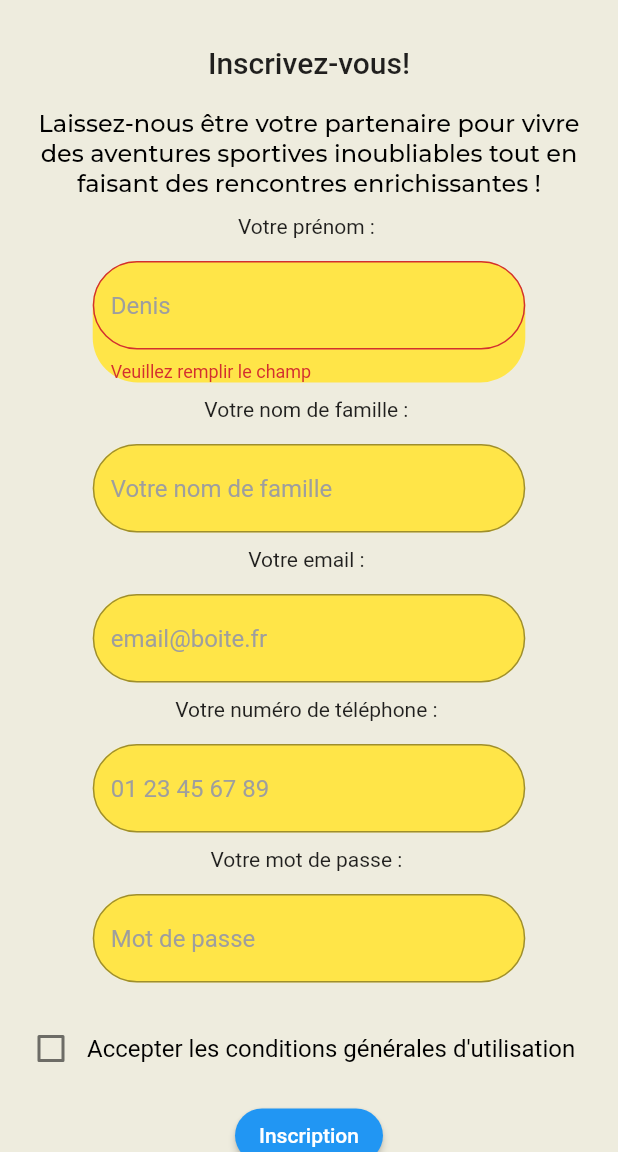
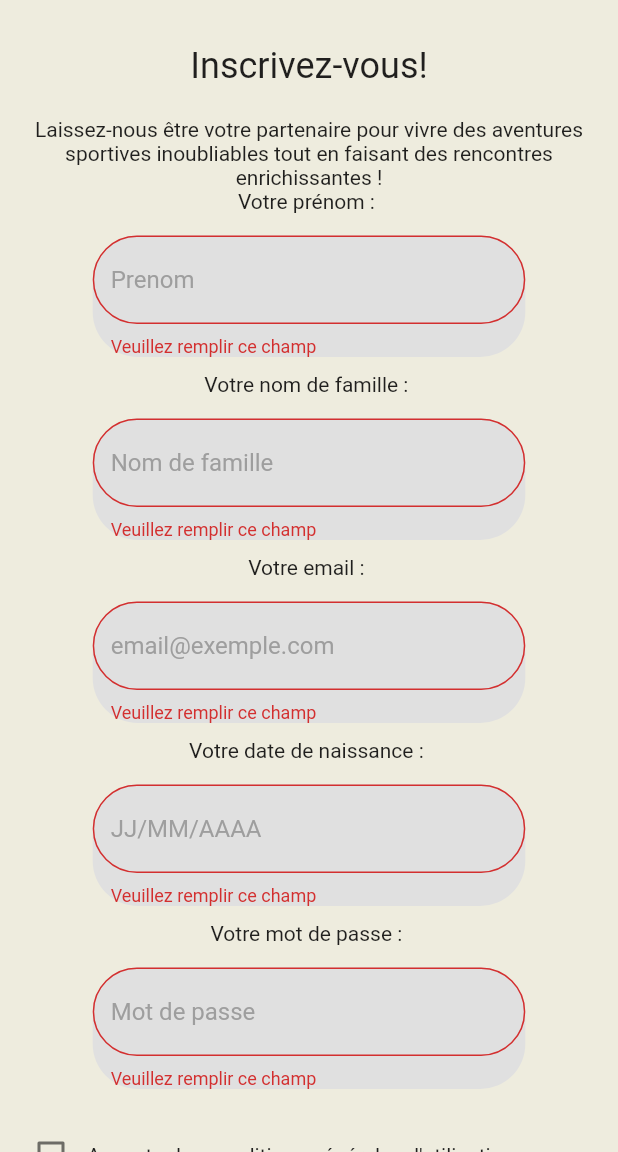
Before and after one commit to HardstyIe/RenconSport_Flutter_Front, a Flutter app: the screen it shows after launch, after a tap on "Inscription", on a phone screen of 412 x 824 dp, the part 84-1236 px from its top. Run offline on Flutter 3.47's test engine with Material 2 defaults, Android fonts, the phone set to English and light mode, and no system bars; our stand-ins replace dio, google_fonts; missing offline and left inert: dart:ffi.

```diff
--- a/lib/widgets/homepage/homepage.dart
+++ b/lib/widgets/homepage/homepage.dart
@@ -1,9 +1,8 @@
+import 'package:dio/dio.dart';
 import 'package:flutter/material.dart';
-import 'package:renconsport/services/theme.dart';
-import 'package:dio/dio.dart';
 
 class HomePage extends StatefulWidget {
-  const HomePage({super.key});
+  const HomePage({Key? key}) : super(key: key);
 
   @override
   State<HomePage> createState() => _HomePageState();
@@ -15,243 +14,64 @@ class _HomePageState extends State<HomePage> {
   final TextEditingController firstNameController = TextEditingController();
   final TextEditingController lastNameController = TextEditingController();
   final TextEditingController emailController = TextEditingController();
-  final TextEditingController phoneController = TextEditingController();
+  final TextEditingController dateOfBirthController = TextEditingController();
   final TextEditingController passwordController = TextEditingController();
+  DateTime selectedDate = DateTime.now();
 
   @override
   void dispose() {
     firstNameController.dispose();
     lastNameController.dispose();
     emailController.dispose();
-    phoneController.dispose();
+    dateOfBirthController.dispose();
     passwordController.dispose();
     super.dispose();
+  }
+
+  Future<void> _selectDate(BuildContext context) async {
+    final DateTime? picked = await showDatePicker(
+      context: context,
+      initialDate: selectedDate,
+      firstDate: DateTime(1900),
+      lastDate: DateTime.now(),
+    );
+    if (picked != null && picked != selectedDate)
+      setState(() {
+        selectedDate = picked;
+        dateOfBirthController.text = "${selectedDate.toLocal()}".split(' ')[0];
+      });
   }
 
   @override
   Widget build(BuildContext context) {
     return Scaffold(
-      body: Column(
+      body: Form(
+        key: _formKey,
+        child: Column(
           crossAxisAlignment: CrossAxisAlignment.center,
           children: [
-          SizedBox(
-            height: 30,
+            SizedBox(height: 30),
+            Center(
+              child: Text('Inscrivez-vous!', style: TextStyle(fontSize: 24)),
             ),
-          Center(
-            child: Text(
-              'Inscrivez-vous!',
-              style: Theme.of(context).textTheme.titleLarge,
-            ),
-          ),
-          SizedBox(
-            height: 20,
-          ),
+            SizedBox(height: 20),
             Padding(
               padding: EdgeInsets.symmetric(horizontal: 16.0),
-            child: Center(
-              widthFactor: MediaQuery.of(context).size.width,
               child: Text(
-                'Laissez-nous être votre partenaire pour vivre des aventures sportives inoubliables tout en faisant des rencontres enrichissantes ! ',
-                style: Theme.of(context).textTheme.bodyLarge,
+                'Laissez-nous être votre partenaire pour vivre des aventures sportives inoubliables tout en faisant des rencontres enrichissantes !',
                 textAlign: TextAlign.center,
               ),
             ),
-          ),
-          SizedBox(
-            height: 10,
-          ),
-          Text("Votre prénom : "),
-          SizedBox(height: 15),
-          Form(
-            key: _formKey,
-            child: Column(
-              crossAxisAlignment: CrossAxisAlignment.start,
-              children: [
-                Container(
-                  width: MediaQuery.of(context).size.width * 0.7,
-                  decoration: BoxDecoration(
-                    color: CustomTheme.tertiaryColor,
-                    borderRadius: BorderRadius.circular(30.0),
-                  ),
-                  child: TextFormField(
-                    controller: firstNameController,
-                    validator: (value) {
-                      if (value == null || value.isEmpty) {
-                        return "Veuillez remplir le champ";
-                      }
-                      return null;
-                    },
-                    decoration: InputDecoration(
-                      hintText: 'Denis',
-                      hintStyle: TextStyle(color: Colors.grey),
-                      border: OutlineInputBorder(
-                        borderRadius: BorderRadius.circular(30.0),
-                        borderSide: BorderSide(
-                          color: Colors.green,
-                        ),
-                      ),
-                    ),
-                  ),
-                ),
-              ],
-            ),
-          ),
-          SizedBox(
-            height: 10,
-          ),
-          Text("Votre nom de famille : "),
-          SizedBox(height: 15),
-          Form(
-            child: Column(
-              crossAxisAlignment: CrossAxisAlignment.start,
-              children: [
-                Container(
-                  width: MediaQuery.of(context).size.width * 0.7,
-                  decoration: BoxDecoration(
-                    color: CustomTheme.tertiaryColor,
-                    borderRadius: BorderRadius.circular(30.0),
-                  ),
-                  child: TextFormField(
-                    controller: lastNameController,
-                    validator: (value) {
-                      if (value == null || value.isEmpty) {
-                        return "Veuillez remplir le champ";
-                      }
-                      return null;
-                    },
-                    decoration: InputDecoration(
-                      hintText: 'Votre nom de famille',
-                      hintStyle: TextStyle(color: Colors.grey),
-                      border: OutlineInputBorder(
-                        borderRadius: BorderRadius.circular(30.0),
-                        borderSide: BorderSide(
-                          color: Colors.green,
-                        ),
-                      ),
-                    ),
-                  ),
-                ),
-              ],
-            ),
-          ),
-          SizedBox(
-            height: 10,
-          ),
-          Text("Votre email : "),
-          SizedBox(height: 15),
-          Form(
-            child: Column(
-              crossAxisAlignment: CrossAxisAlignment.start,
-              children: [
-                Container(
-                  width: MediaQuery.of(context).size.width * 0.7,
-                  decoration: BoxDecoration(
-                    color: CustomTheme.tertiaryColor,
-                    borderRadius: BorderRadius.circular(30.0),
-                  ),
-                  child: TextFormField(
-                    controller: emailController,
-                    validator: (value) {
-                      if (value == null || value.isEmpty) {
-                        return "Veuillez remplir le champ";
-                      }
-                      return null;
-                    },
-                    decoration: InputDecoration(
-                      hintText: 'email@boite.fr',
-                      hintStyle: TextStyle(color: Colors.grey),
-                      border: OutlineInputBorder(
-                        borderRadius: BorderRadius.circular(30.0),
-                        borderSide: BorderSide(
-                          color: Colors.green,
-                        ),
-                      ),
-                    ),
-                  ),
-                ),
-              ],
-            ),
-          ),
-          SizedBox(
-            height: 10,
-          ),
-          Text("Votre numéro de téléphone : "),
-          SizedBox(height: 15),
-          Form(
-            child: Column(
-              crossAxisAlignment: CrossAxisAlignment.start,
-              children: [
-                Container(
-                  width: MediaQuery.of(context).size.width * 0.7,
-                  decoration: BoxDecoration(
-                    color: CustomTheme.tertiaryColor,
-                    borderRadius: BorderRadius.circular(30.0),
-                  ),
-                  child: TextFormField(
-                    controller: phoneController,
-                    validator: (value) {
-                      if (value == null || value.isEmpty) {
-                        return "Veuillez remplir le champ";
-                      }
-                      return null;
-                    },
-                    decoration: InputDecoration(
-                      hintText: '01 23 45 67 89',
-                      hintStyle: TextStyle(color: Colors.grey),
-                      border: OutlineInputBorder(
-                        borderRadius: BorderRadius.circular(30.0),
-                        borderSide: BorderSide(
-                          color: Colors.green,
-                        ),
-                      ),
-                    ),
-                  ),
-                ),
-              ],
-            ),
-          ),
-          SizedBox(
-            height: 10,
-          ),
-          Text("Votre mot de passe : "),
-          SizedBox(height: 15),
-          Form(
-            child: Column(
-              crossAxisAlignment: CrossAxisAlignment.start,
-              children: [
-                Container(
-                  width: MediaQuery.of(context).size.width * 0.7,
-                  decoration: BoxDecoration(
-                    color: CustomTheme.tertiaryColor,
-                    borderRadius: BorderRadius.circular(30.0),
-                  ),
-                  child: TextFormField(
-                    controller: passwordController,
-                    obscureText: true,
-                    validator: (value) {
-                      if (value == null || value.isEmpty) {
-                        return "Veuillez remplir le champ";
-                      }
-                      return null;
-                    },
-                    decoration: InputDecoration(
-                      hintText: 'Mot de passe',
-                      hintStyle: TextStyle(color: Colors.grey),
-                      border: OutlineInputBorder(
-                        borderRadius: BorderRadius.circular(30.0),
-                        borderSide: BorderSide(
-                          color: Colors.green,
-                        ),
-                      ),
-                    ),
-                  ),
-                ),
-              ],
-            ),
-          ),
-          SizedBox(
-            height: 10,
-          ),
+            buildTextField('Votre prénom : ', 'Prenom', firstNameController),
+            buildTextField('Votre nom de famille : ', 'Nom de famille',
+                lastNameController),
+            buildTextField(
+                'Votre email : ', 'email@exemple.com', emailController),
+            buildTextField('Votre date de naissance : ', 'JJ/MM/AAAA',
+                dateOfBirthController,
+                isDateField: true),
+            buildTextField(
+                'Votre mot de passe : ', 'Mot de passe', passwordController),
             Padding(
               padding: const EdgeInsets.all(10.0),
               child: Row(
@@ -264,35 +84,66 @@ class _HomePageState extends State<HomePage> {
                       });
                     },
                   ),
-                Text(
-                  'Accepter les conditions générales d\'utilisation',
-                  style: TextStyle(
-                    fontSize: 16.0,
-                    color: Colors.black,
+                  Text('Accepter les conditions générales d\'utilisation'),
+                ],
               ),
+            ),
+            ElevatedButton(
+              onPressed: () async {
+                if (_formKey.currentState!.validate() && isChecked) {
+                  await sendRegistrationData();
+                  // Ici, ajoutez la logique pour rediriger vers /login ou afficher une Snackbar
+                }
+              },
+              child: Text("Inscription"),
             ),
           ],
         ),
       ),
-          ElevatedButton(
-            onPressed: () {
-              activate();
+    );
+  }
+
+  Widget buildTextField(
+      String label, String hint, TextEditingController controller,
+      {bool isDateField = false}) {
+    return Column(
+      children: [
+        Text(label),
+        SizedBox(height: 15),
+        GestureDetector(
+          onTap: isDateField ? () => _selectDate(context) : null,
+          child: AbsorbPointer(
+            absorbing: isDateField,
+            child: Container(
+              width: MediaQuery.of(context).size.width * 0.7,
+              decoration: BoxDecoration(
+                color: Colors.grey[300],
+                borderRadius: BorderRadius.circular(30.0),
+              ),
+              child: TextFormField(
+                controller: controller,
+                validator: (value) {
+                  if (value == null || value.isEmpty) {
+                    return "Veuillez remplir ce champ";
+                  }
+                  return null;
                 },
-            child: Text("Inscription"),
-            style: ElevatedButton.styleFrom(
-              shape: RoundedRectangleBorder(
-                borderRadius: BorderRadius.circular(20.0),
+                decoration: InputDecoration(
+                  hintText: hint,
+                  hintStyle: TextStyle(color: Colors.grey),
+                  border: OutlineInputBorder(
+                    borderRadius: BorderRadius.circular(30.0),
+                    borderSide: BorderSide(
+                      color: Colors.green,
                     ),
                   ),
                 ),
-          Padding(
-            padding: const EdgeInsets.all(10.0),
-            child: Center(
-              child: Text("Vous avez déjà un compte ? Connectez-vous !"),
               ),
             ),
+          ),
+        ),
+        SizedBox(height: 10),
       ],
-      ),
     );
   }
 
@@ -303,7 +154,8 @@ class _HomePageState extends State<HomePage> {
         'first_name': firstNameController.text,
         'last_name': lastNameController.text,
         'email': emailController.text,
-        'phone': phoneController.text,
+        'birthday': selectedDate.millisecondsSinceEpoch ~/
+            1000, // Convertir en secondes
         'password': passwordController.text,
       };
 
@@ -313,19 +165,26 @@ class _HomePageState extends State<HomePage> {
       );
 
       if (response.statusCode == 200) {
-        print('Inscription réussie');
+        ScaffoldMessenger.of(context).showSnackBar(
+          SnackBar(
+            content: Text('Inscription réussie'),
+          ),
+        );
+        // Redirection vers la page /login
+        Navigator.pushNamed(context, '/login');
       } else {
-        print('Échec de l\'inscription');
+        ScaffoldMessenger.of(context).showSnackBar(
+          SnackBar(
+            content: Text('Échec de l\'inscription'),
+          ),
+        );
       }
     } catch (error) {
-      print('Erreur inattendue: $error');
-    }
-  }
-
-  void activate() {
-    super.activate();
-    if (_formKey.currentState!.validate()) {
-      sendRegistrationData();
+      ScaffoldMessenger.of(context).showSnackBar(
+        SnackBar(
+          content: Text('Erreur inattendue: $error'),
+        ),
+      );
     }
   }
 }
```
Also changed, not shown: 1 other file. Lines whose indentation alone changed are shown as unchanged.
